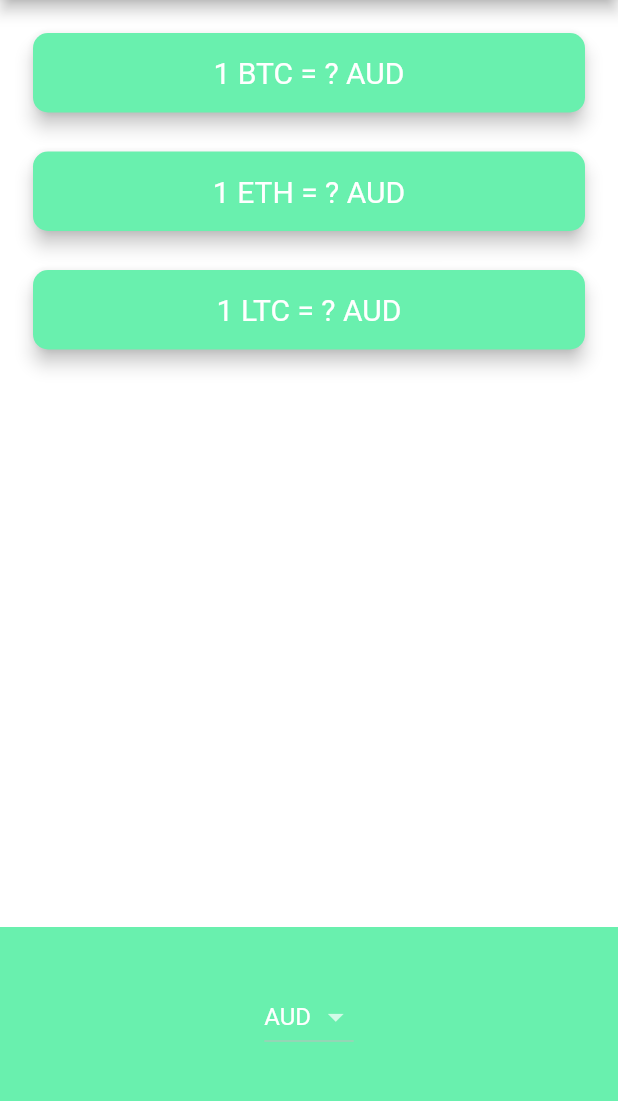
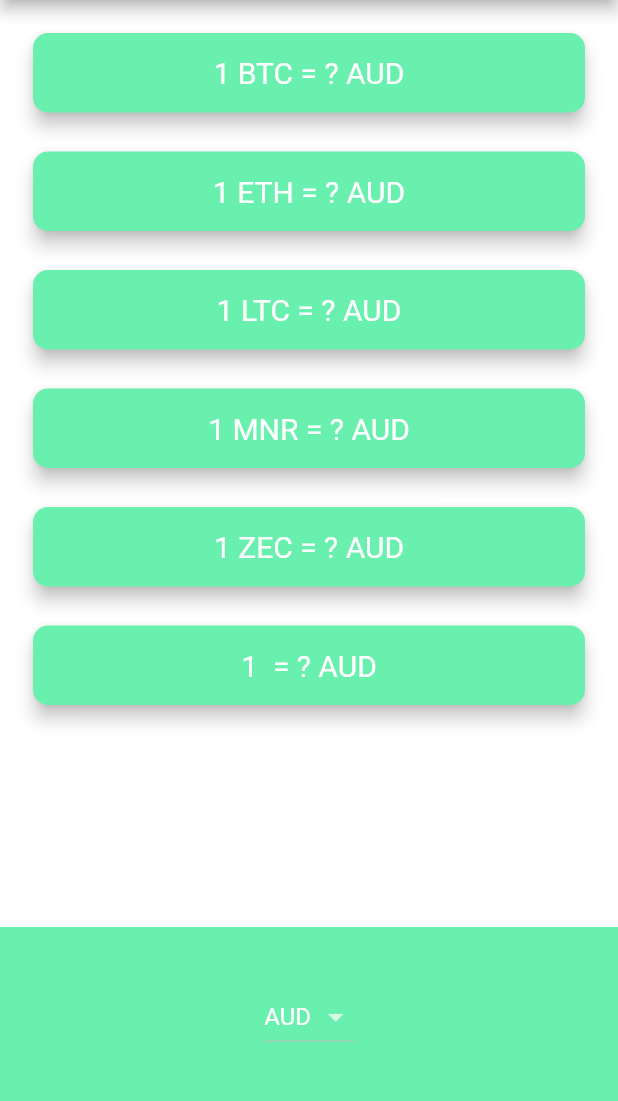
Before and after one commit to bocahrokok/bitcoin-flutter, a Flutter app: the screen it shows after launch, on a phone screen of 412 x 824 dp, the part 84-1185 px from its top. Run offline on Flutter 3.47's test engine with Material 2 defaults, Android fonts, the phone set to English and light mode, and no system bars; network calls fail.

Commit message:
commit 22.20

```diff
--- a/lib/coin_data.dart
+++ b/lib/coin_data.dart
@@ -25,11 +25,7 @@ const List<String> currenciesList = [
   'ZAR'
 ];
 
-const List<String> cryptoList = [
-  'BTC',
-  'ETH',
-  'LTC',
-];
+const List<String> cryptoList = ['BTC', 'ETH', 'LTC', 'MNR', 'ZEC', ''];
 
 const bitcoinAverageURL =
     'https://apiv2.bitcoinaverage.com/indices/global/ticker';
```
